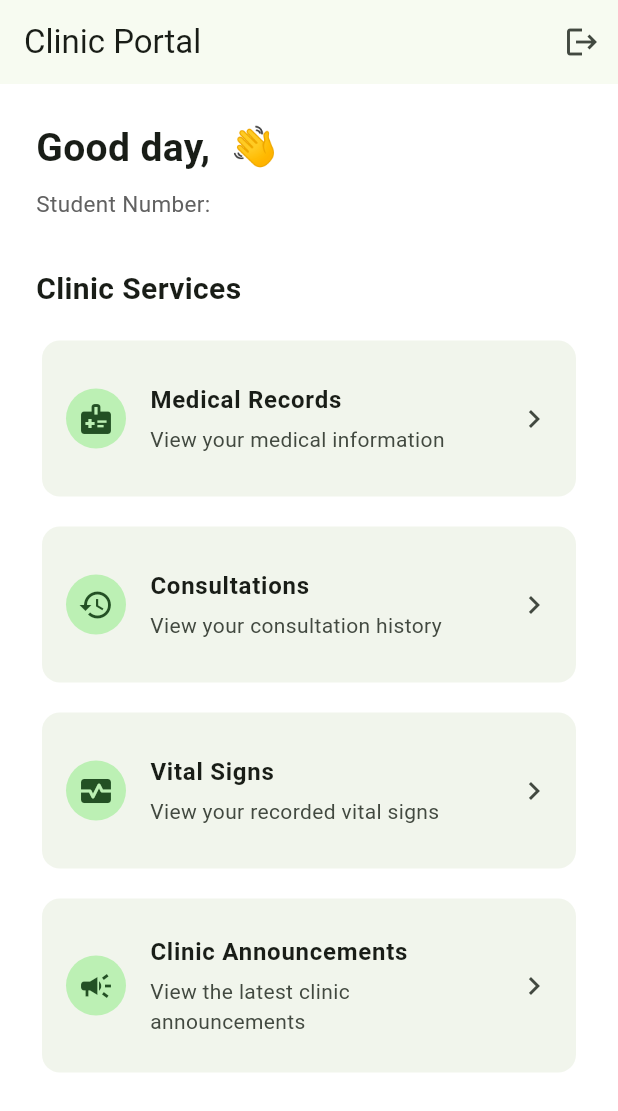
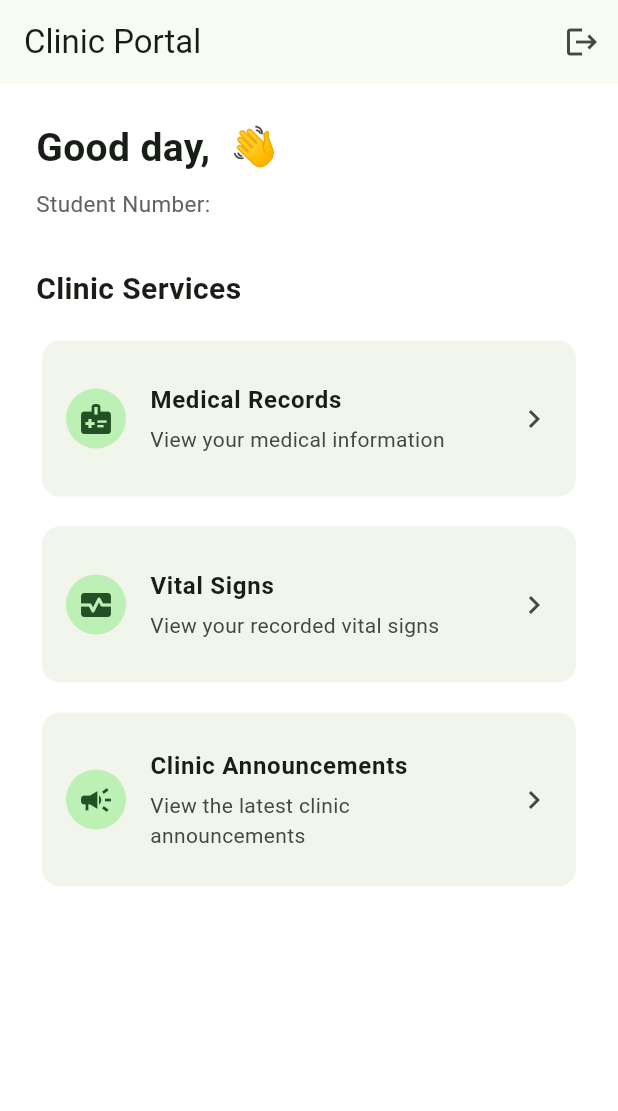
Before and after one commit to justraiah/cms-flutter-mobile-app, a Flutter app: the DashboardScreen screen opened directly with empty values, on a phone screen of 412 x 824 dp. Shown: the top 1111 px of the screen. Run offline on Flutter 3.47's test engine with Material 3 defaults, Android fonts, the phone set to English and light mode, and no system bars.

Commit message:
fix: remove consultations from mobile dashboard

```diff
--- a/lib/main.dart
+++ b/lib/main.dart
@@ -322,24 +322,6 @@ class DashboardScreen extends StatelessWidget {
               const SizedBox(height: 12),
 
               _DashboardCard(
-                icon: Icons.history,
-                title: 'Consultations',
-                subtitle: 'View your consultation history',
-                onTap: () {
-                  Navigator.push(
-                    context,
-                    MaterialPageRoute(
-                      builder: (context) => const PlaceholderScreen(
-                        title: 'Consultations',
-                      ),
-                    ),
-                  );
-                },
-              ),
-
-              const SizedBox(height: 12),
-
-              _DashboardCard(
                 icon: Icons.monitor_heart,
                 title: 'Vital Signs',
                 subtitle: 'View your recorded vital signs',
```
